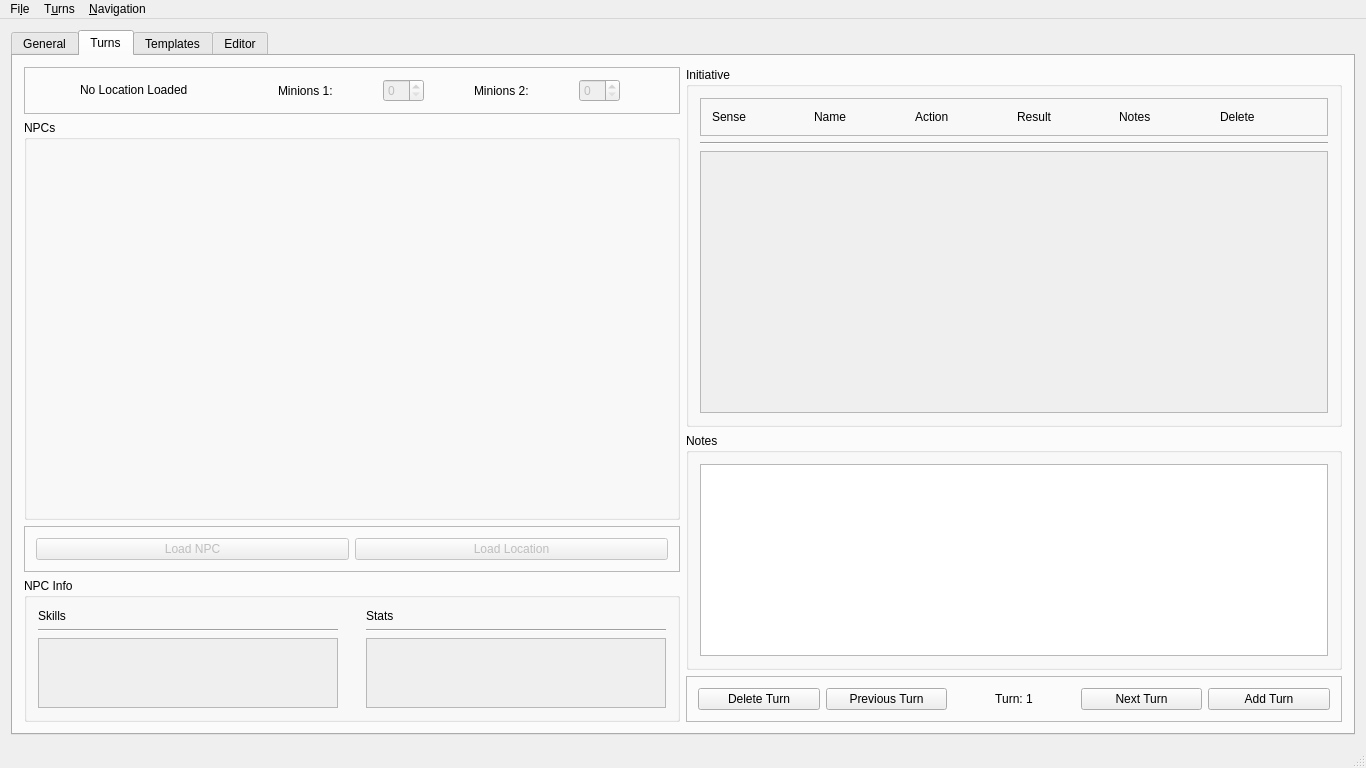
Above: src/mainwindow.ui from zobin8/talented-gm before the change. Below: the same form after it.
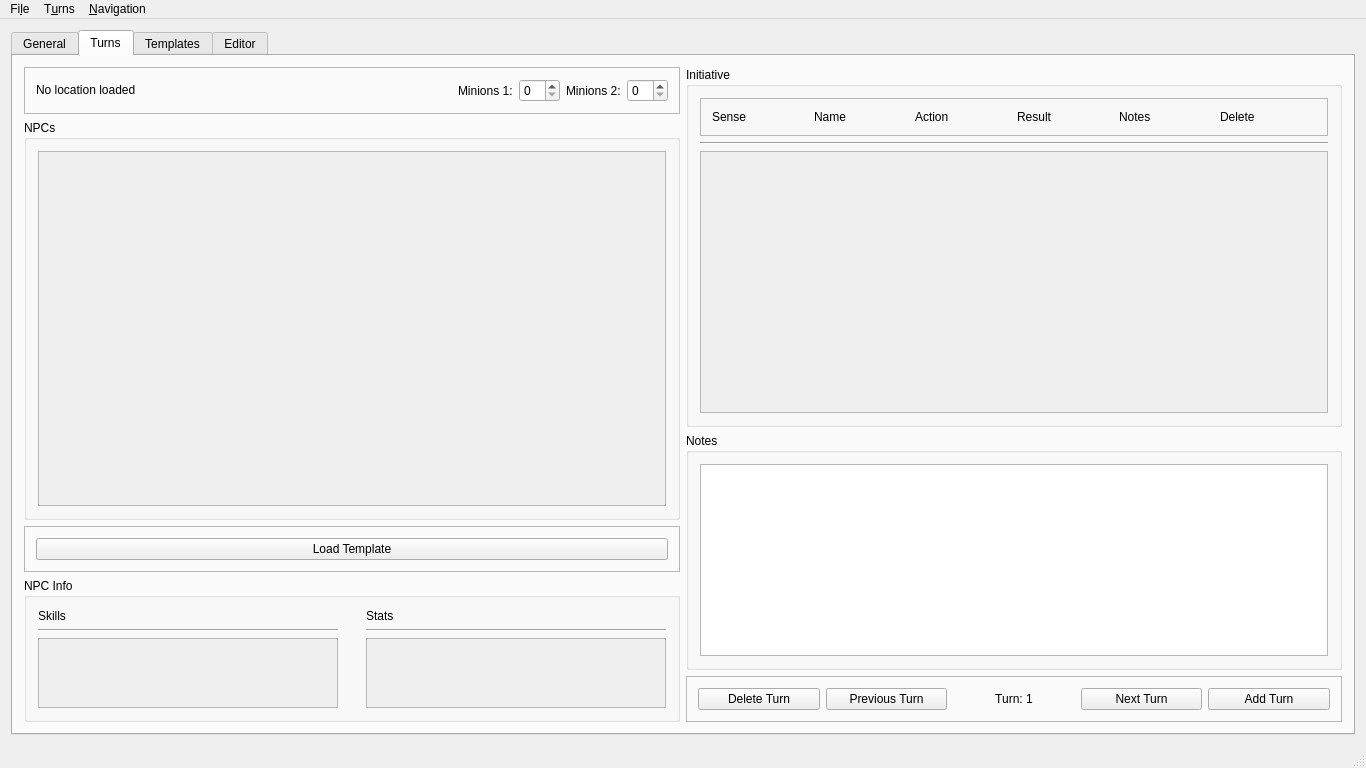
That is the form after the change.

Commit message: Added locatins to turns  * Each turn has a location with a name and minion counts.  * Locations are not bound to locationtemplates. In other words, one does not have to save to template in order to add to turn.  * Locations do not yet include NPCs.

```diff
--- a/src/mainwindow.ui
+++ b/src/mainwindow.ui
@@ -112,13 +112,13 @@
               <item>
                <widget class="QLabel" name="turnLocationLabel">
                 <property name="sizePolicy">
-                 <sizepolicy hsizetype="Fixed" vsizetype="Fixed">
+                 <sizepolicy hsizetype="Preferred" vsizetype="Fixed">
                   <horstretch>0</horstretch>
                   <verstretch>0</verstretch>
                  </sizepolicy>
                 </property>
                 <property name="text">
-                 <string>No Location Loaded</string>
+                 <string>No location loaded</string>
                 </property>
                </widget>
               </item>
@@ -128,7 +128,7 @@
                  <enum>Qt::Horizontal</enum>
                 </property>
                 <property name="sizeType">
-                 <enum>QSizePolicy::Preferred</enum>
+                 <enum>QSizePolicy::Maximum</enum>
                 </property>
                 <property name="sizeHint" stdset="0">
                  <size>
@@ -154,7 +154,7 @@
               <item>
                <widget class="QSpinBox" name="turnMinionSpin1">
                 <property name="enabled">
-                 <bool>false</bool>
+                 <bool>true</bool>
                 </property>
                 <property name="sizePolicy">
                  <sizepolicy hsizetype="Fixed" vsizetype="Fixed">
@@ -180,7 +180,7 @@
               <item>
                <widget class="QSpinBox" name="turnMinionSpin2">
                 <property name="enabled">
-                 <bool>false</bool>
+                 <bool>true</bool>
                 </property>
                 <property name="sizePolicy">
                  <sizepolicy hsizetype="Fixed" vsizetype="Fixed">
@@ -198,6 +198,31 @@
              <property name="title">
               <string>NPCs</string>
              </property>
+             <layout class="QVBoxLayout" name="verticalLayout_26">
+              <item>
+               <widget class="QScrollArea" name="scrollArea_10">
+                <property name="sizePolicy">
+                 <sizepolicy hsizetype="Preferred" vsizetype="Expanding">
+                  <horstretch>0</horstretch>
+                  <verstretch>0</verstretch>
+                 </sizepolicy>
+                </property>
+                <property name="widgetResizable">
+                 <bool>true</bool>
+                </property>
+                <widget class="QWidget" name="turnNPCContents">
+                 <property name="geometry">
+                  <rect>
+                   <x>0</x>
+                   <y>0</y>
+                   <width>634</width>
+                   <height>377</height>
+                  </rect>
+                 </property>
+                </widget>
+               </widget>
+              </item>
+             </layout>
             </widget>
            </item>
            <item>
@@ -218,10 +243,10 @@
               <item>
                <widget class="QPushButton" name="turnLoadNPCButton">
                 <property name="enabled">
-                 <bool>false</bool>
+                 <bool>true</bool>
                 </property>
                 <property name="text">
-                 <string>Load NPC</string>
+                 <string>Load Template</string>
                 </property>
                 <property name="autoDefault">
                  <bool>false</bool>
@@ -234,16 +259,6 @@
                 </property>
                </widget>
               </item>
-              <item>
-               <widget class="QPushButton" name="turnLoadLocationButton">
-                <property name="enabled">
-                 <bool>false</bool>
-                </property>
-                <property name="text">
-                 <string>Load Location</string>
-                </property>
-               </widget>
-              </item>
              </layout>
             </widget>
            </item>
```
Left out of the diff: 53 changed lines with no effect on the pictures. The commit also changes 16 other files.
